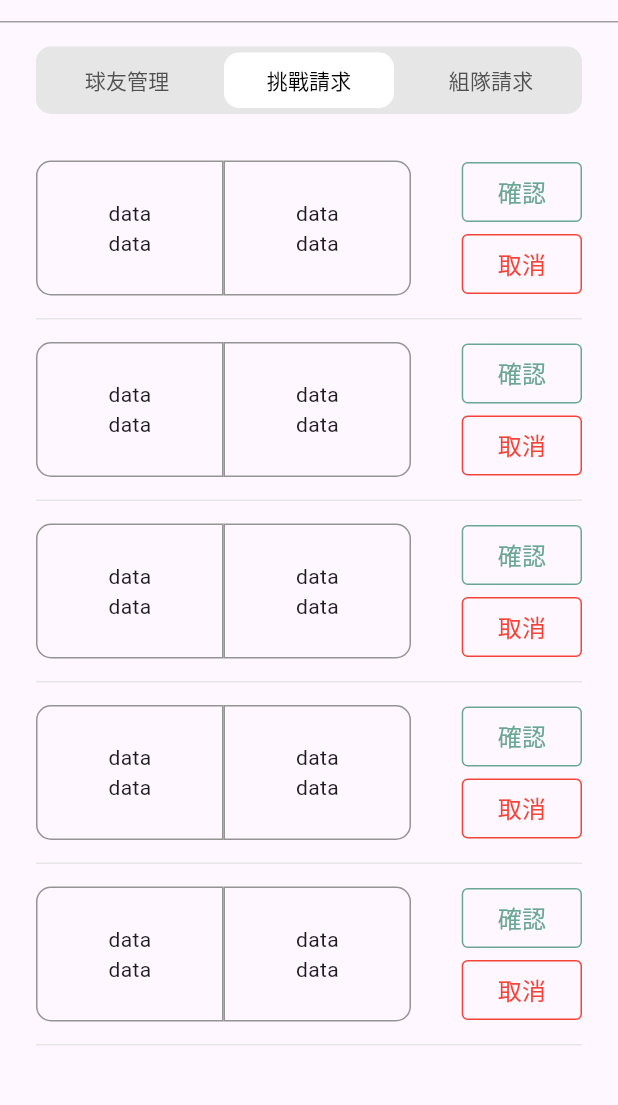
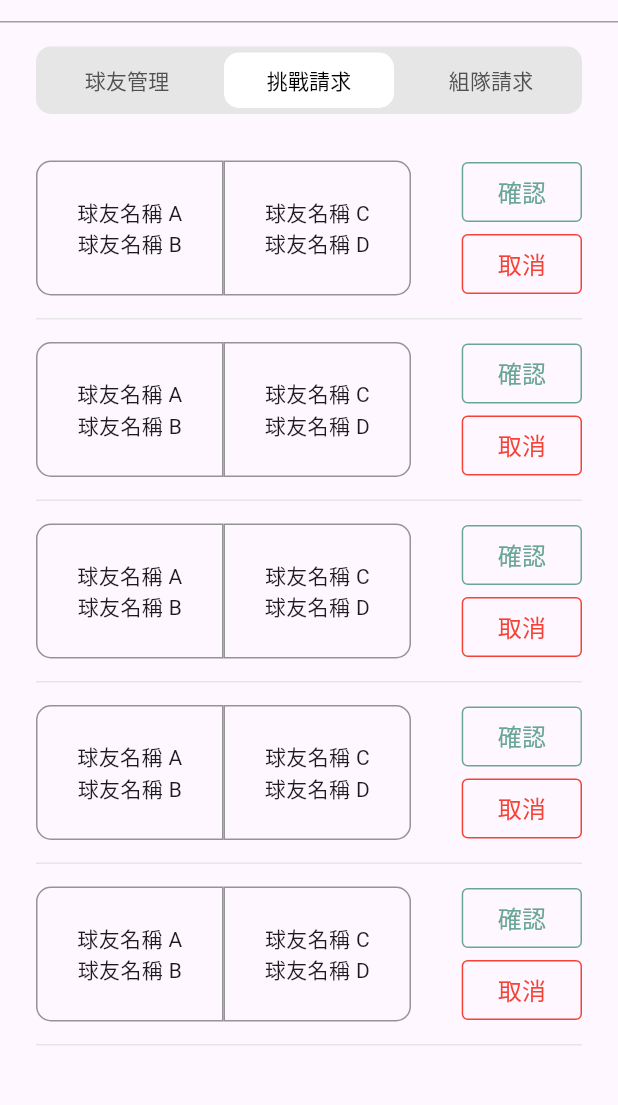
Before and after one commit to WeitingL/joinyou, a Flutter app: the ManageGame screen opened by its route, after a tap on "挑戰請求", on a phone screen of 412 x 824 dp, the part 63-1168 px from its top. Run offline on Flutter 3.47's test engine with Material 3 defaults, Android fonts, the phone set to English and light mode, and no system bars; our stand-ins replace flutter_bloc, geolocator, go_router, google_maps_flutter, image_picker; missing offline and left inert: dart:ffi.

Commit message:
[page] opt still working page.

```diff
--- a/lib/main.dart
+++ b/lib/main.dart
@@ -45,7 +45,7 @@ class _MainPageWithNavBar extends State<MainPageWithNavBar> {
         initialLocation: NavigationHelper.MY_TEAM_PAGE),
     MainBottomNavBarItem(
         icon: Icon(Icons.circle_outlined),
-        label: "Logo",
+        label: "積分排名",
         initialLocation: NavigationHelper.RANK_PAGE),
     MainBottomNavBarItem(
         icon: Icon(Icons.messenger_outline),
@@ -98,7 +98,7 @@ class _MainPageWithNavBar extends State<MainPageWithNavBar> {
       case 1:
         return "我的球團";
       case 2:
-        return "Logo";
+        return "積分排名";
       case 3:
         return "訊息";
       case 4:
--- a/lib/ui/my_team/my_team_page.dart
+++ b/lib/ui/my_team/my_team_page.dart
@@ -151,6 +151,7 @@ class SwitcherTab extends StatelessWidget {
         padding: const EdgeInsets.all(4),
         child: ElevatedButton(
             style: ElevatedButton.styleFrom(
+                disabledBackgroundColor: AppColor.transparent,
                 backgroundColor:
                     isSelected ? AppColor.white : AppColor.transparent,
                 shadowColor: AppColor.transparent,
--- a/lib/ui/team_operation/master/add_new_gamer.dart
+++ b/lib/ui/team_operation/master/add_new_gamer.dart
@@ -1,5 +1,6 @@
 import 'package:flutter/material.dart';
 import 'package:flutter/services.dart';
+import 'package:go_router/go_router.dart';
 
 import '../../../app_color.dart';
 import '../../component/bottom_bar.dart';
@@ -48,7 +49,9 @@ class _AddNewGamePlayerState extends State<AddNewGamePlayer> {
             )),
         bottomNavigationBar: SafeArea(
             child: BottomBarCenterButton(
-          action: () {},
+          action: () {
+            context.pop();
+          },
           content: '新增',
         )));
   }
--- a/lib/ui/team_operation/master/manage_game.dart
+++ b/lib/ui/team_operation/master/manage_game.dart
@@ -1,4 +1,5 @@
 import 'package:flutter/material.dart';
+import 'package:flutter/services.dart';
 import 'package:flutter/widgets.dart';
 import 'package:go_router/go_router.dart';
 import 'package:joinyou/NavigationHelper.dart';
@@ -107,7 +108,9 @@ class _TeamMemberStateItemState extends State<TeamMemberStateItem> {
                 Row(
                   children: [
                     Text("上場次數 $_gameCount",
-                        style: TextStyle(color: AppColor.black, fontSize: 18)),
+                        style: TextStyle(color: AppColor.black, fontSize:16),
+                        maxLines: 1,
+                        overflow: TextOverflow.ellipsis),
                     SizedBox(width: 8),
                     GestureDetector(
                       onTap: _showDialog,
@@ -122,7 +125,7 @@ class _TeamMemberStateItemState extends State<TeamMemberStateItem> {
                     SizedBox(width: 13),
                     Text("積分 $_score",
                         style: TextStyle(
-                            color: AppColor.title_green, fontSize: 18)),
+                            color: AppColor.title_green, fontSize: 16)),
                   ],
                 )
               ],
@@ -165,9 +168,11 @@ class _TeamMemberStateItemState extends State<TeamMemberStateItem> {
         context: context,
         builder: (context) {
           return AlertDialog(
+            surfaceTintColor: AppColor.white,
             title: Text("請輸入上場次數"),
             content: TextField(
               keyboardType: TextInputType.number,
+              inputFormatters: [FilteringTextInputFormatter.digitsOnly],
               decoration: const InputDecoration(hintText: "請輸入上場次數"),
               onChanged: (value) {
                 setState(() {
@@ -267,7 +272,7 @@ class _TeamChallengeItemState extends State<TeamChallengeItem> {
               child: Column(
                 mainAxisAlignment: MainAxisAlignment.center,
                 crossAxisAlignment: CrossAxisAlignment.center,
-                children: [Text("data"), Text("data")],
+                children: [Text("球友名稱 A"), Text("球友名稱 B")],
               ),
             ),
             Container(
@@ -281,7 +286,7 @@ class _TeamChallengeItemState extends State<TeamChallengeItem> {
               child: Column(
                 mainAxisAlignment: MainAxisAlignment.center,
                 crossAxisAlignment: CrossAxisAlignment.center,
-                children: [Text("data"), Text("data")],
+                children: [Text("球友名稱 C"), Text("球友名稱 D")],
               ),
             ),
             Expanded(child: SizedBox()),
@@ -374,7 +379,7 @@ class _TeamMatchRequestItemState extends State<TeamMatchRequestItem> {
                   borderRadius: BorderRadius.only(
                       topLeft: Radius.circular(10),
                       bottomLeft: Radius.circular(10))),
-              child: Center(child: Text("data")),
+              child: Center(child: Text("球友名稱 A")),
             ),
             Container(
               width: 125,
@@ -384,7 +389,7 @@ class _TeamMatchRequestItemState extends State<TeamMatchRequestItem> {
                   borderRadius: BorderRadius.only(
                       topRight: Radius.circular(10),
                       bottomRight: Radius.circular(10))),
-              child: Center(child: Text("data")),
+              child: Center(child: Text("球友名稱 B")),
             ),
             Expanded(child: SizedBox()),
             Column(
```
Also changed, not shown: lib/ui/team_operation/master/member_management.dart (+15 -3 lines).
